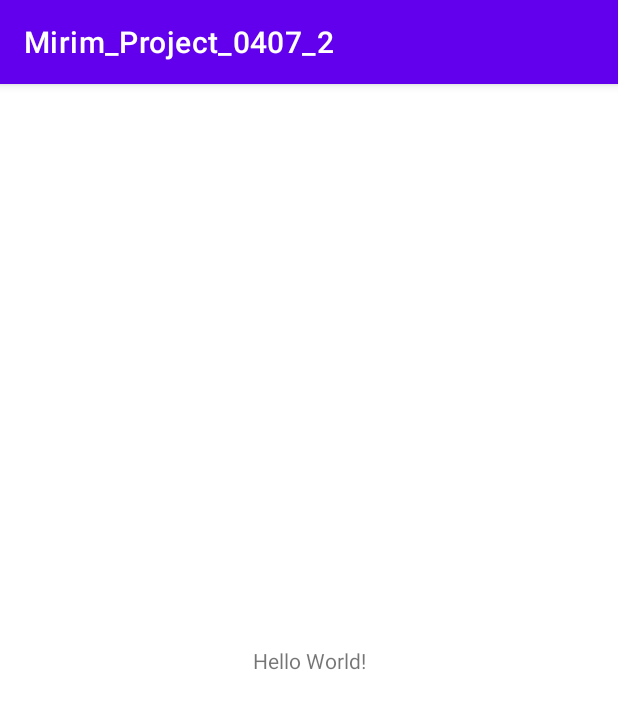
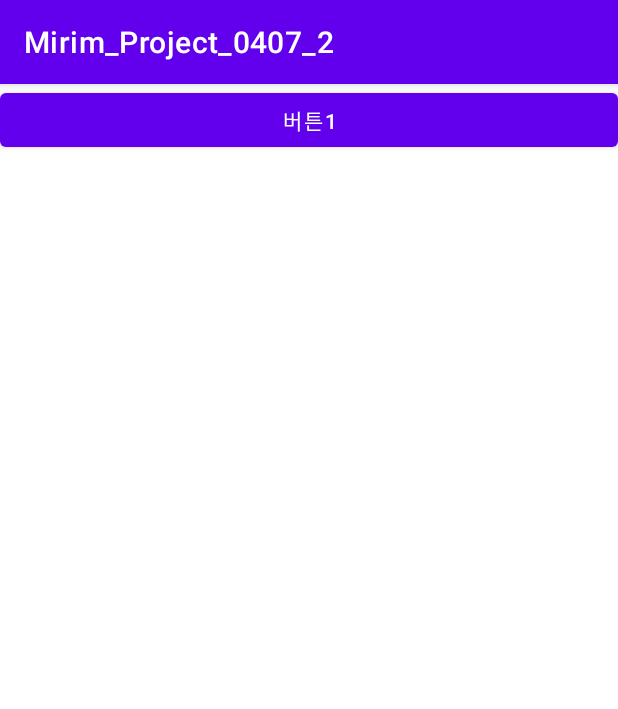
Before and after one commit to sinheungheung/AndroidJava_0407, an Android app: the screen it shows after launch (MainActivity), on a phone screen of 412 x 824 dp. Shown: the top 709 px of the screen. Run offline under Robolectric (Android 15) with nearby library versions, the phone set to English and light mode, and no system bars.

Commit message:
second test

```diff
--- a/app/src/main/res/layout/activity_main.xml
+++ b/app/src/main/res/layout/activity_main.xml
@@ -1,18 +1,15 @@
 <?xml version="1.0" encoding="utf-8"?>
-<androidx.constraintlayout.widget.ConstraintLayout xmlns:android="http://schemas.android.com/apk/res/android"
+<LinearLayout xmlns:android="http://schemas.android.com/apk/res/android"
     xmlns:app="http://schemas.android.com/apk/res-auto"
     xmlns:tools="http://schemas.android.com/tools"
     android:layout_width="match_parent"
     android:layout_height="match_parent"
+    android:orientation="vertical"
     tools:context=".MainActivity">
 
-    <TextView
-        android:layout_width="wrap_content"
+
+    <Button
+        android:layout_width="match_parent"
         android:layout_height="wrap_content"
-        android:text="Hello World!"
-        app:layout_constraintBottom_toBottomOf="parent"
-        app:layout_constraintLeft_toLeftOf="parent"
-        app:layout_constraintRight_toRightOf="parent"
-        app:layout_constraintTop_toTopOf="parent" />
-
-</androidx.constraintlayout.widget.ConstraintLayout>
+        android:text="버튼1"/>
+</LinearLayout>
```
